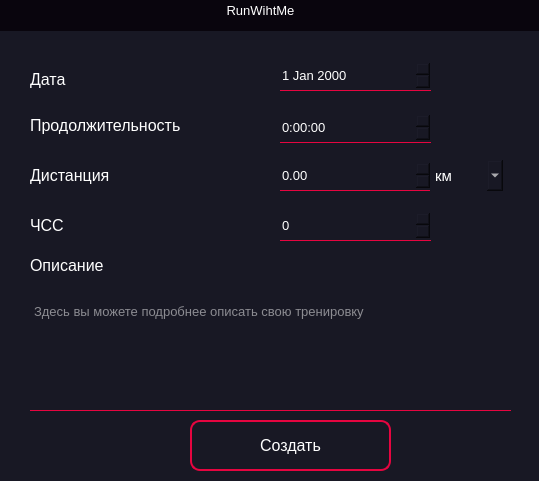
Old version of the form Program/new_design/new_training.ui in the repository Daniil-Solo/Training-tracker.
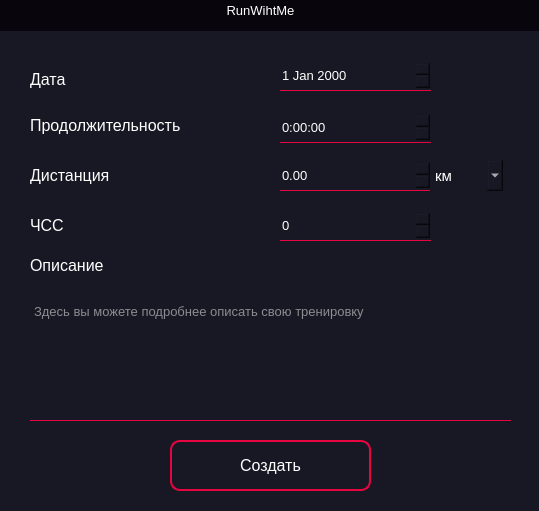
New version of the form. Icons and pictures are not drawn.

```diff
--- a/Program/new_design/new_training.ui
+++ b/Program/new_design/new_training.ui
@@ -7,7 +7,7 @@
     <x>0</x>
     <y>0</y>
     <width>539</width>
-    <height>481</height>
+    <height>511</height>
    </rect>
   </property>
   <property name="windowTitle">
@@ -45,8 +45,8 @@
    <widget class="QPushButton" name="create">
     <property name="geometry">
      <rect>
-      <x>190</x>
-      <y>420</y>
+      <x>170</x>
+      <y>440</y>
       <width>201</width>
       <height>51</height>
      </rect>
@@ -202,7 +202,7 @@
       <x>30</x>
       <y>300</y>
       <width>481</width>
-      <height>111</height>
+      <height>121</height>
      </rect>
     </property>
     <property name="font">
```
Left out of the diff: 2 changed lines with no effect on the pictures.
